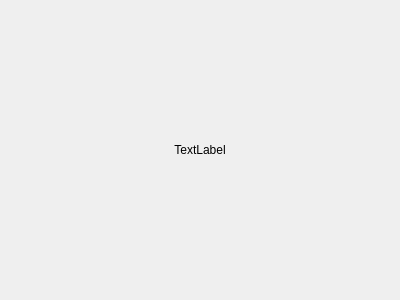
Above: Widget_Client/ContactsWidget.ui from MrVolot/WidgetClient before the change. Below: the same form after it.
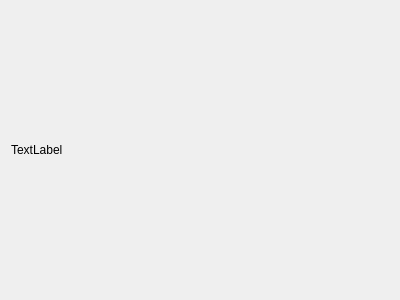
That is the form after the change.

```diff
--- a/Widget_Client/ContactsWidget.ui
+++ b/Widget_Client/ContactsWidget.ui
@@ -14,15 +14,21 @@
    <string>Form</string>
   </property>
   <layout class="QVBoxLayout" name="verticalLayout_2">
+   <property name="rightMargin">
+    <number>9</number>
+   </property>
    <item>
     <layout class="QVBoxLayout" name="verticalLayout">
+     <property name="spacing">
+      <number>0</number>
+     </property>
      <item>
       <widget class="QLabel" name="userNickname">
        <property name="text">
         <string>TextLabel</string>
        </property>
        <property name="alignment">
-        <set>Qt::AlignCenter</set>
+        <set>Qt::AlignLeading|Qt::AlignLeft|Qt::AlignVCenter</set>
        </property>
       </widget>
      </item>
```
